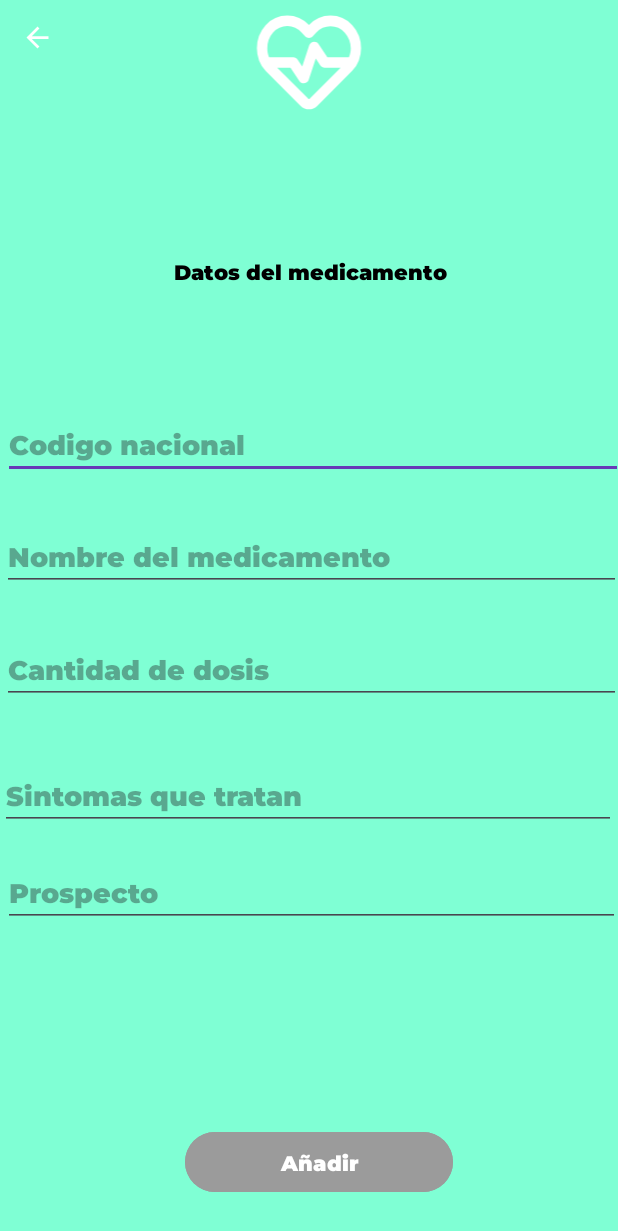
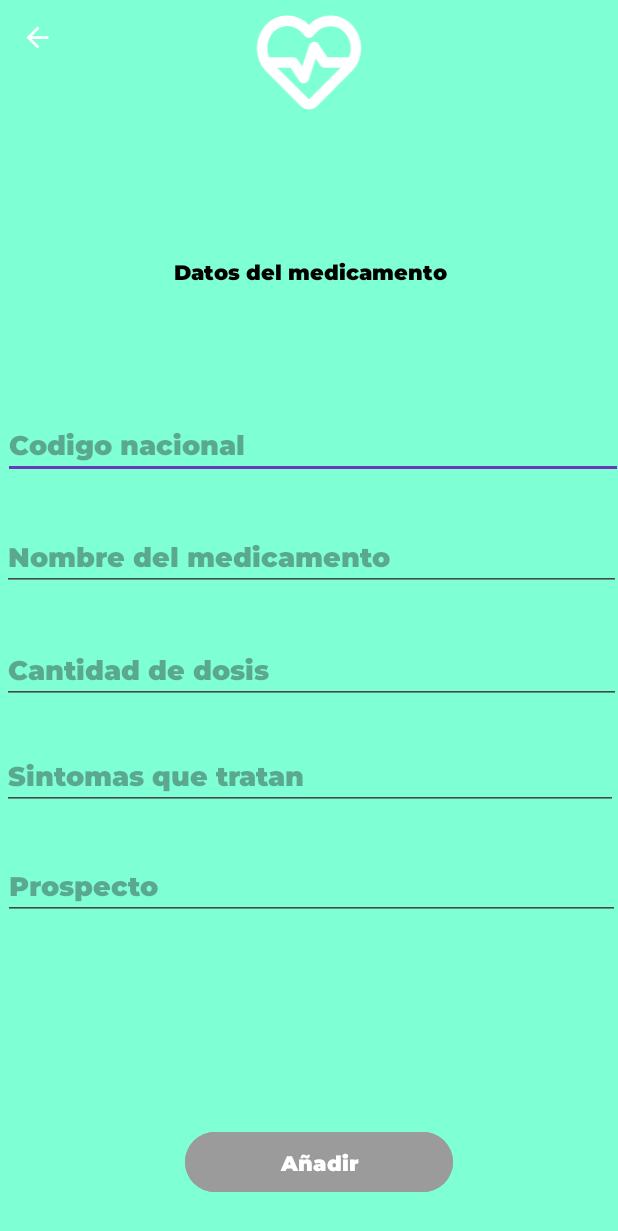
Before and after one commit to gfontan/Medical, an Android app: the InsertData screen opened directly, with no data from a screen before it, on a phone screen of 412 x 824 dp. Shown: the top 1231 px of the screen. Run offline under Robolectric (Android 15) with nearby library versions, the light colour scheme and no system bars.

Commit message:
Carga Inicial

```diff
--- a/app/src/main/res/layout/activity_insert_data.xml
+++ b/app/src/main/res/layout/activity_insert_data.xml
@@ -80,9 +80,9 @@
         android:layout_alignParentStart="true"
         android:layout_alignParentTop="true"
         android:layout_alignParentEnd="true"
-        android:layout_marginStart="0dp"
-        android:layout_marginTop="507dp"
-        android:layout_marginEnd="1dp"
+        android:layout_marginStart="1dp"
+        android:layout_marginTop="494dp"
+        android:layout_marginEnd="0dp"
         android:fontFamily="@font/montserrat"
         android:hint="Sintomas que tratan" />
 
@@ -94,7 +94,7 @@
         android:layout_alignParentTop="true"
         android:layout_alignParentEnd="true"
         android:layout_marginStart="2dp"
-        android:layout_marginTop="572dp"
+        android:layout_marginTop="567dp"
         android:layout_marginEnd="-1dp"
         android:fontFamily="@font/montserrat"
         android:hint="Prospecto" />
--- a/app/src/main/res/layout/list_element.xml
+++ b/app/src/main/res/layout/list_element.xml
@@ -83,14 +83,14 @@
                     android:textStyle="bold" />
 
                 <TextView
-                    android:fontFamily="@font/montserrat"
                     android:id="@+id/dosis"
-                    android:layout_width="87dp"
+                    android:layout_width="266dp"
                     android:layout_height="wrap_content"
                     android:layout_alignParentStart="true"
                     android:layout_alignParentTop="true"
                     android:layout_marginStart="96dp"
                     android:layout_marginTop="44dp"
+                    android:fontFamily="@font/montserrat"
                     android:text="Gramos"
                     android:textSize="15sp" />
 
```
